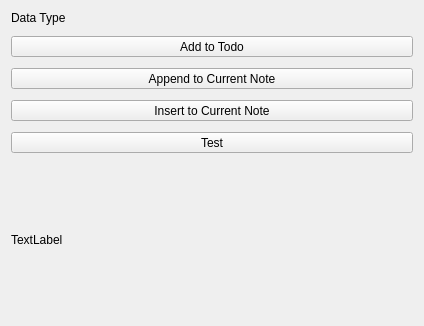
ic005k/Knot-Legacy, file src/Comm/ReceiveShare.ui: the form before one commit.
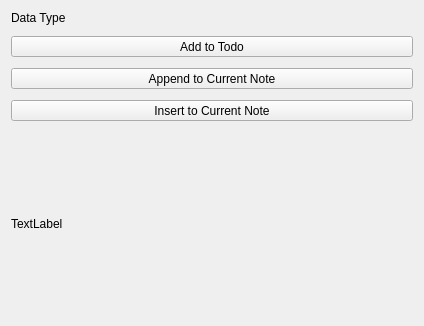
The form after the commit.

What changed in the file:
```diff
--- a/src/Comm/ReceiveShare.ui
+++ b/src/Comm/ReceiveShare.ui
@@ -75,19 +75,6 @@
      </property>
     </widget>
    </item>
-   <item>
-    <widget class="QToolButton" name="btnTest">
-     <property name="sizePolicy">
-      <sizepolicy hsizetype="Preferred" vsizetype="Fixed">
-       <horstretch>0</horstretch>
-       <verstretch>0</verstretch>
-      </sizepolicy>
-     </property>
-     <property name="text">
-      <string>Test</string>
-     </property>
-    </widget>
-   </item>
    <item>
     <widget class="QLabel" name="lblTip">
      <property name="sizePolicy">
```
